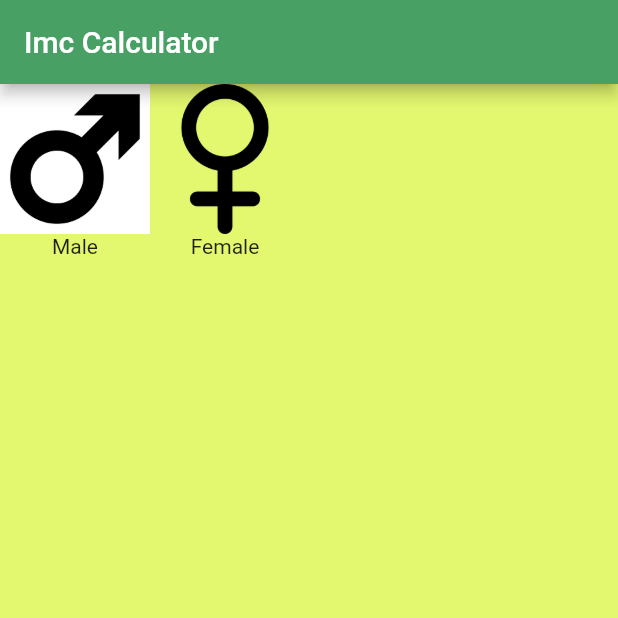
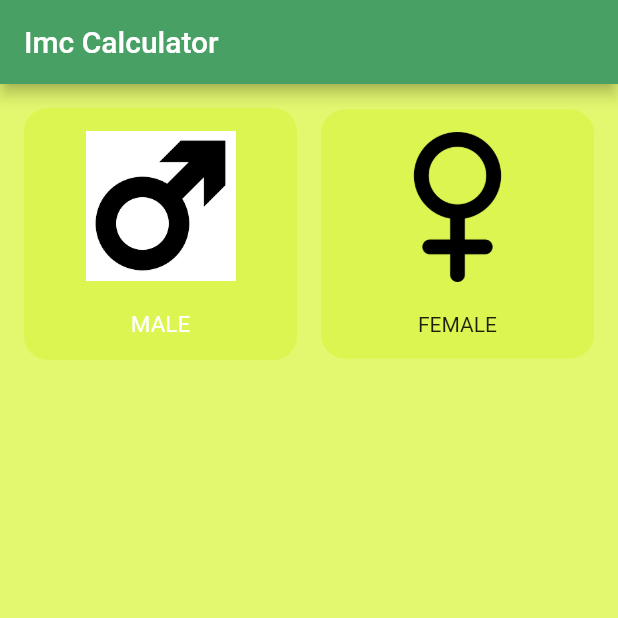
Before and after one commit to EliasDFranco/IMC-Calculator, a Flutter app: the screen it shows after launch, on a phone screen of 412 x 824 dp, the top half of it. Run offline on Flutter 3.47's test engine with Material 2 defaults, Android fonts, the phone set to English and light mode, and no system bars.

Commit message:
2 widgets; Man & Female con sus propiedades

```diff
--- a/lib/components/gender_selector.dart
+++ b/lib/components/gender_selector.dart
@@ -1,6 +1,10 @@
 import 'package:flutter/cupertino.dart';
+import 'package:flutter/material.dart';
 import 'package:flutter/src/widgets/container.dart';
 import 'package:flutter/src/widgets/framework.dart';
+import 'package:imc_calculator/core/apps_colors.dart';
+
+import '../core/apps_textStyles.dart';
 
 class GenderSelector extends StatefulWidget {
   const GenderSelector({super.key});
@@ -17,18 +21,56 @@ class _GenderSelectorState extends State<GenderSelector> {
     return Row(
       children: [
         // Man - Male
-        Column(
+        Expanded(
+          child: Padding(
+            padding: const EdgeInsets.only(left: 16, top: 16, right: 8, bottom: 16),
+            child: Container(
+              decoration: BoxDecoration(
+                // Aqui realizamos un if & else, pero de una forma abreviada dentro de un container | Si se pasa el puntero por hombre cambia o no de color, lo mismo para mujer
+                color: selectedGender == "Male"
+                    ? AppColors.backgroundComponentSelected
+                    : AppColors.backgroundComponent,
+                borderRadius: BorderRadius.circular(16),
+              ),
+              child: Padding(
+                padding: const EdgeInsets.all(15),
+                child: Column(
                   children: [
                     Image.asset("assets/Images/ImageMale.png", height: 100),
-            Text("Male"),
+                    SizedBox(height: 20),
+                    Text("Male".toUpperCase(),
+                        style: TextStyle(color: Colors.white, fontSize: 15))
                   ],
                 ),
+              ),
+            ),
+          ),
+        ),
         // Woman - Female
-        Column(
+        Expanded(
+          child: Padding(
+            padding: const EdgeInsets.only(left:8, top: 16, bottom: 16, right: 16),
+            child: Container(
+              decoration: BoxDecoration(
+                color: selectedGender == "Female"
+                    ? AppColors.backgroundComponentSelected
+                    : AppColors.backgroundComponent,
+                borderRadius: BorderRadius.circular(16),
+              ),
+              child: Padding(
+                padding: const EdgeInsets.all(15),
+                child: Column(
                   children: [
                     Image.asset("assets/Images/Imagefemale.png", height: 100),
-            Text("Female"),
+                    SizedBox(height: 20),
+                    Text("Female".toUpperCase(),
+                        style: TextStyles
+                            .bodytext) // Aqui le pasamos la clase que hemos creado para no repetir tanto mismo código.
                   ],
+                ),
+              ),
+            ),
+          ),
         )
       ],
     );
```
Lines whose indentation alone changed are shown as unchanged.
